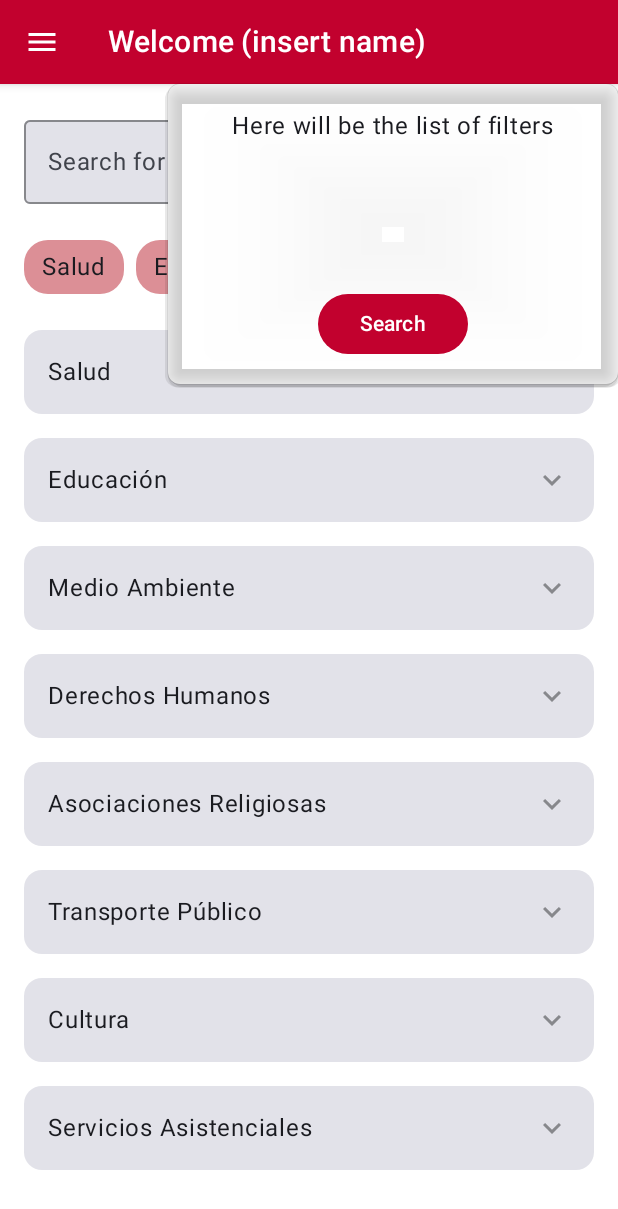
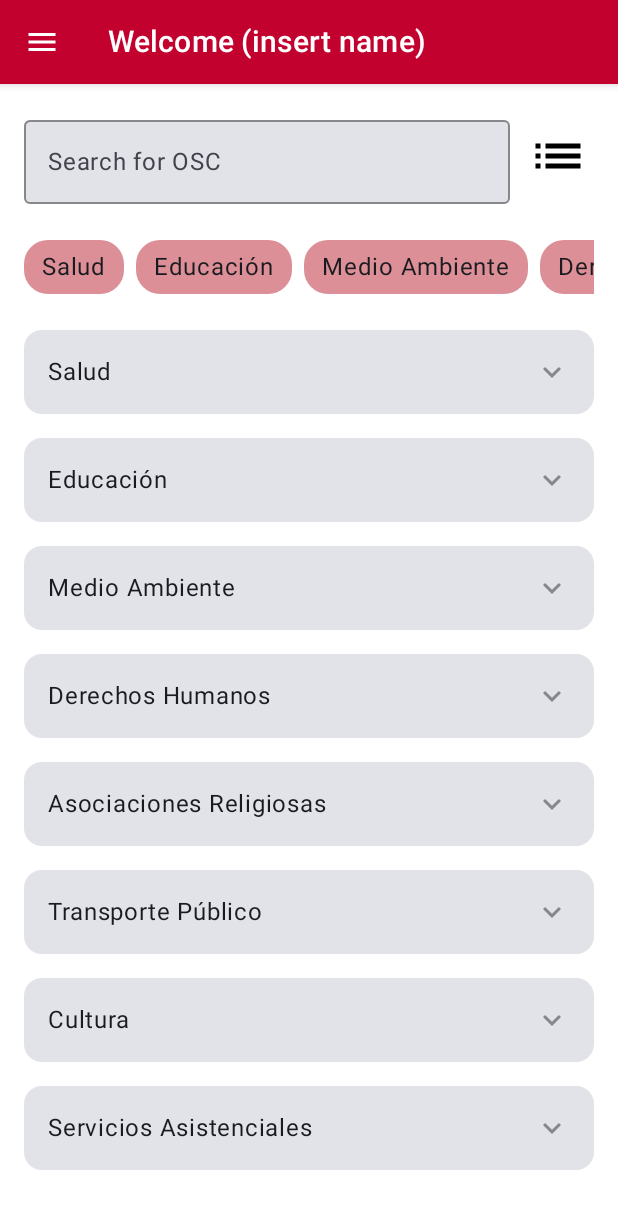
Before and after one commit to SantiagoMtz25/FRISA-EQUIPO4, an Android app built with Jetpack Compose: the MainScreen screen opened through its navigation route, after a tap on "Filter", on a phone screen of 412 x 824 dp. Shown: the top 1209 px of the screen. Run offline under Robolectric (Android 15) with nearby library versions, the phone set to English and light mode, and no system bars.

Commit message:
commit checo

```diff
--- a/app/build.gradle.kts
+++ b/app/build.gradle.kts
@@ -77,5 +77,7 @@ dependencies {
     implementation("androidx.compose.foundation:foundation:1.0.1")
     implementation("androidx.compose.material:material:1.0.1")
     implementation("de.hdodenhof:circleimageview:3.1.0")
+    // To make connect to MongoDB database
+    implementation("io.realm:realm-gradle-plugin:10.5.0")
 
 }
--- a/app/src/main/java/com/example/loginpagetest/screens/homepage/HomePage.kt
+++ b/app/src/main/java/com/example/loginpagetest/screens/homepage/HomePage.kt
@@ -8,6 +8,7 @@ import androidx.compose.foundation.lazy.LazyRow
 import androidx.compose.foundation.lazy.items
 import androidx.compose.foundation.rememberScrollState
 import androidx.compose.foundation.shape.RoundedCornerShape
+import androidx.compose.foundation.text.BasicTextField
 import androidx.compose.foundation.text.KeyboardActions
 import androidx.compose.foundation.text.KeyboardOptions
 import androidx.compose.material.icons.Icons
@@ -99,41 +100,9 @@ fun OrganizationsCatalogue(content: NavHostController) {
                 )
             }
         }
-        if (isPopupVisible) {
-            Popup(
-                onDismissRequest = { isPopupVisible = false },
-                alignment = Alignment.TopEnd
-            ) {
-                Surface(
-                    color = Color.White,
-                    shape = RoundedCornerShape(8.dp)
-                ) {
-                    Column(
-                        modifier = Modifier
-                            .shadow(8.dp, RoundedCornerShape(8.dp))
-                            .width(300.dp)
-                            .height(200.dp)
-                            .padding(16.dp),
-                        verticalArrangement = Arrangement.SpaceBetween,
-                        horizontalAlignment = Alignment.CenterHorizontally
-                    ) {
-                        Text("Here will be the list of filters")
-                        MaterialTheme(
-                            colorScheme = MaterialTheme.colorScheme.copy(primary = customRed, onPrimary = Color.White)
-                        ) {
-                            Button(
-                                onClick = {
-                                    // Here it will search given the variables in the future
-                                },
-                                modifier = Modifier.width(100.dp)
-                            ) {
-                                Text("Search")
-                            }
-                        }
-                    }
-                }
-            }
-        }
+        // Add icon functionality here
+
+
         LazyRow(
             modifier = Modifier
                 .padding(start = 16.dp, end = 16.dp, top = 8.dp)
```
